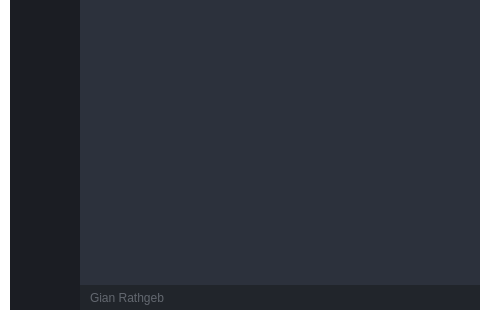
GianRathgeb/pwManager, file GUI.ui: the form before one commit; both pictures show x 0 to 480 and y 400 to 720 of the 1000 by 720 pixel window.
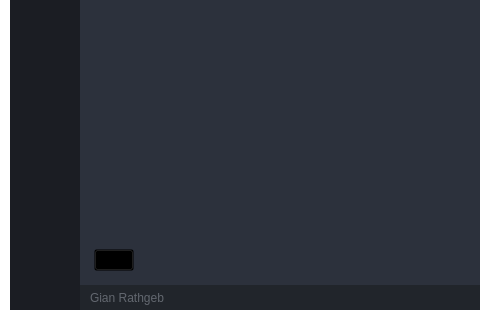
The form after the commit. The open tabs and pages were chosen to show the change. Icons and pictures are not drawn.

The edit to the form file:
```diff
--- a/GUI.ui
+++ b/GUI.ui
@@ -1603,6 +1603,29 @@
                       </attribute>
                      </widget>
                     </item>
+                    <item>
+                     <widget class="QPushButton" name="btn_delete_pasword">
+                      <property name="sizePolicy">
+                       <sizepolicy hsizetype="Maximum" vsizetype="Fixed">
+                        <horstretch>0</horstretch>
+                        <verstretch>0</verstretch>
+                       </sizepolicy>
+                      </property>
+                      <property name="autoFillBackground">
+                       <bool>false</bool>
+                      </property>
+                      <property name="styleSheet">
+                       <string notr="true">background: url(:/16x16/icons/16x16/cil-remove.png) no-repeat center center transparent; 
+background-size: cover;</string>
+                      </property>
+                      <property name="text">
+                       <string/>
+                      </property>
+                      <property name="autoDefault">
+                       <bool>false</bool>
+                      </property>
+                     </widget>
+                    </item>
                    </layout>
                   </widget>
                   <widget class="QWidget" name="page_add_password">
```
Left out of the diff: 2 changed lines with no effect on the pictures.
